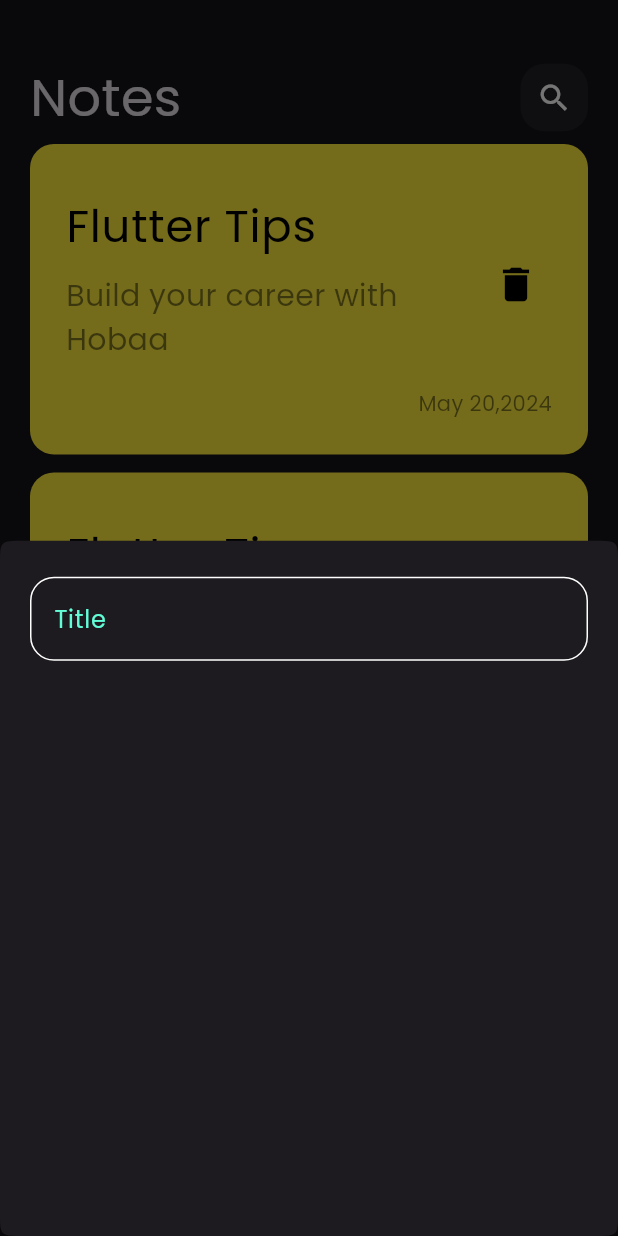
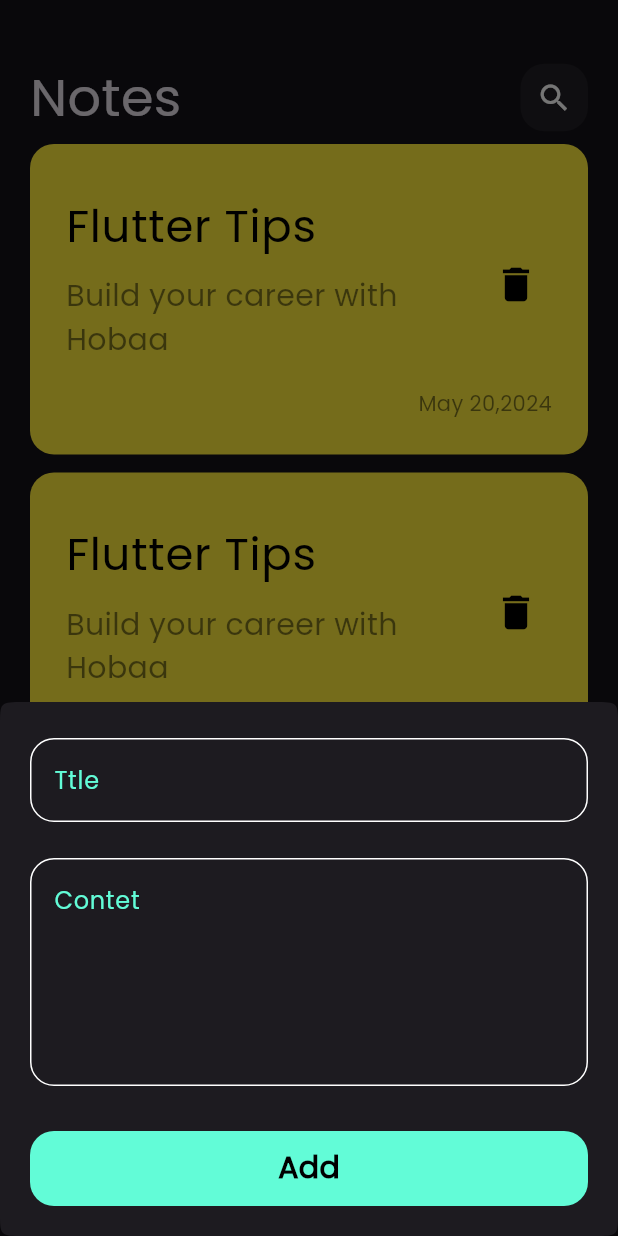
Before and after one commit to ahmedEhab10/note_app, a Flutter app: the screen it shows after launch, after a tap on the "add" icon, on a phone screen of 412 x 824 dp. Run offline on Flutter 3.47's test engine with Material 3 defaults, Android fonts, the phone set to English and light mode, and no system bars.

Commit message:
Finish bottom sheet

```diff
--- a/lib/views/Notes_view.dart
+++ b/lib/views/Notes_view.dart
@@ -1,5 +1,7 @@
 import 'package:flutter/material.dart';
+import 'package:note_app/const.dart';
 import 'package:note_app/widgets/Cstom_TextFaild.dart';
+import 'package:note_app/widgets/Custom_botton.dart';
 import 'package:note_app/widgets/Note_Widget.dart';
 import 'package:note_app/widgets/Notes_List_view.dart';
 import 'package:note_app/widgets/custom_appbar.dart';
@@ -12,6 +14,7 @@ class NotesView extends StatelessWidget {
   Widget build(BuildContext context) {
     return Scaffold(
       floatingActionButton: FloatingActionButton(
+        backgroundColor: KPrimaryColor,
         onPressed: () {
           showModalBottomSheet(
               shape: ContinuousRectangleBorder(
@@ -21,7 +24,10 @@ class NotesView extends StatelessWidget {
                 return AddNoteButtomSheet();
               });
         },
-        child: Icon(Icons.add),
+        child: Icon(
+          Icons.add,
+          color: Colors.black,
+        ),
       ),
       body: Padding(
         padding: const EdgeInsets.only(left: 20, right: 20),
@@ -44,15 +50,33 @@ class AddNoteButtomSheet extends StatelessWidget {
 
   @override
   Widget build(BuildContext context) {
-    return Padding(
+    return const Padding(
       padding: const EdgeInsets.symmetric(horizontal: 20.0),
+      child: SingleChildScrollView(
         child: Column(
           children: [
             SizedBox(
               height: 24,
             ),
-          CstomTextfaild(),
+            CstomTextfaild(
+              hint: 'Ttle',
+            ),
+            SizedBox(
+              height: 24,
+            ),
+            CstomTextfaild(
+              hint: 'Contet',
+              maxline: 5,
+            ),
+            SizedBox(
+              height: 30,
+            ),
+            Custombotton(),
+            SizedBox(
+              height: 20,
+            ),
           ],
+        ),
       ),
     );
   }
--- a/lib/widgets/Cstom_TextFaild.dart
+++ b/lib/widgets/Cstom_TextFaild.dart
@@ -2,14 +2,17 @@ import 'package:flutter/material.dart';
 import 'package:note_app/const.dart';
 
 class CstomTextfaild extends StatelessWidget {
-  const CstomTextfaild({super.key});
+  const CstomTextfaild({super.key, required this.hint, this.maxline = 1});
+  final String hint;
+  final int maxline;
 
   @override
   Widget build(BuildContext context) {
     return TextField(
+      maxLines: maxline,
       cursorColor: KPrimaryColor,
       decoration: InputDecoration(
-          hintText: 'Title',
+          hintText: hint,
           hintStyle: const TextStyle(color: KPrimaryColor),
           border: buildborder(),
           enabledBorder: buildborder(),
--- /dev/null
+++ b/lib/widgets/Custom_botton.dart
@@ -0,0 +1,25 @@
+import 'package:flutter/material.dart';
+import 'package:note_app/const.dart';
+
+class Custombotton extends StatelessWidget {
+  const Custombotton({super.key});
+
+  @override
+  Widget build(BuildContext context) {
+    return Container(
+      width: MediaQuery.of(context).size.width,
+      height: 50,
+      decoration: BoxDecoration(
+        color: KPrimaryColor,
+        borderRadius: BorderRadius.circular(16),
+      ),
+      child: Center(
+        child: Text(
+          'Add',
+          style: TextStyle(
+              color: Colors.black, fontSize: 20, fontWeight: FontWeight.bold),
+        ),
+      ),
+    );
+  }
+}
```
Lines whose indentation alone changed are shown as unchanged.
